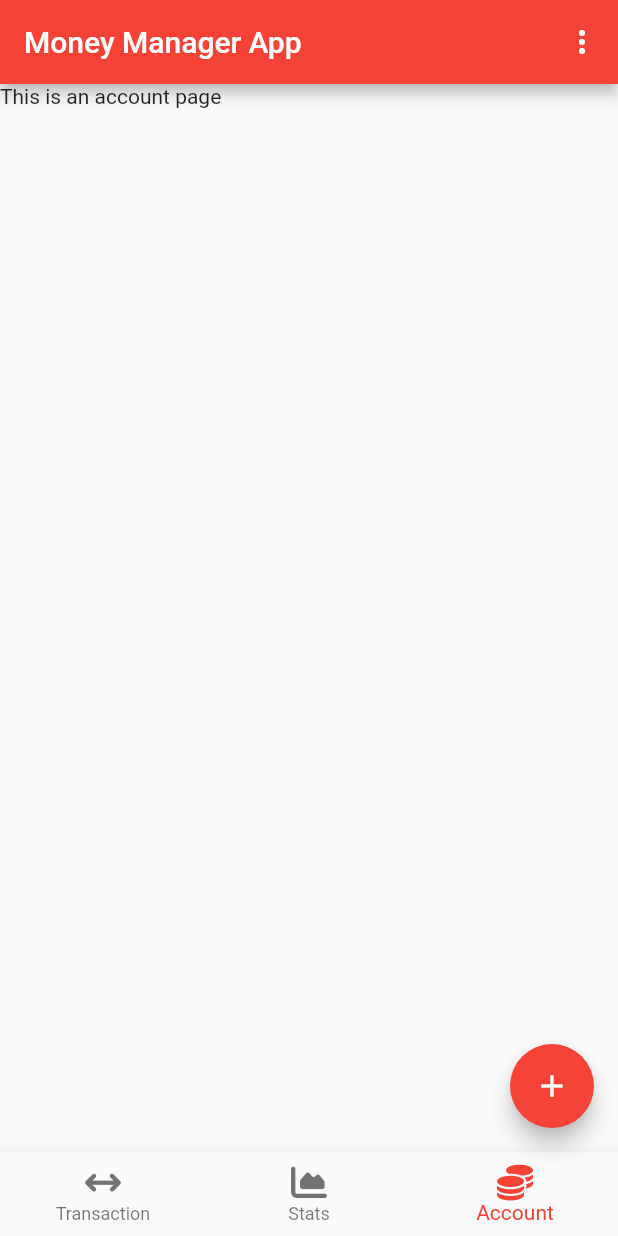
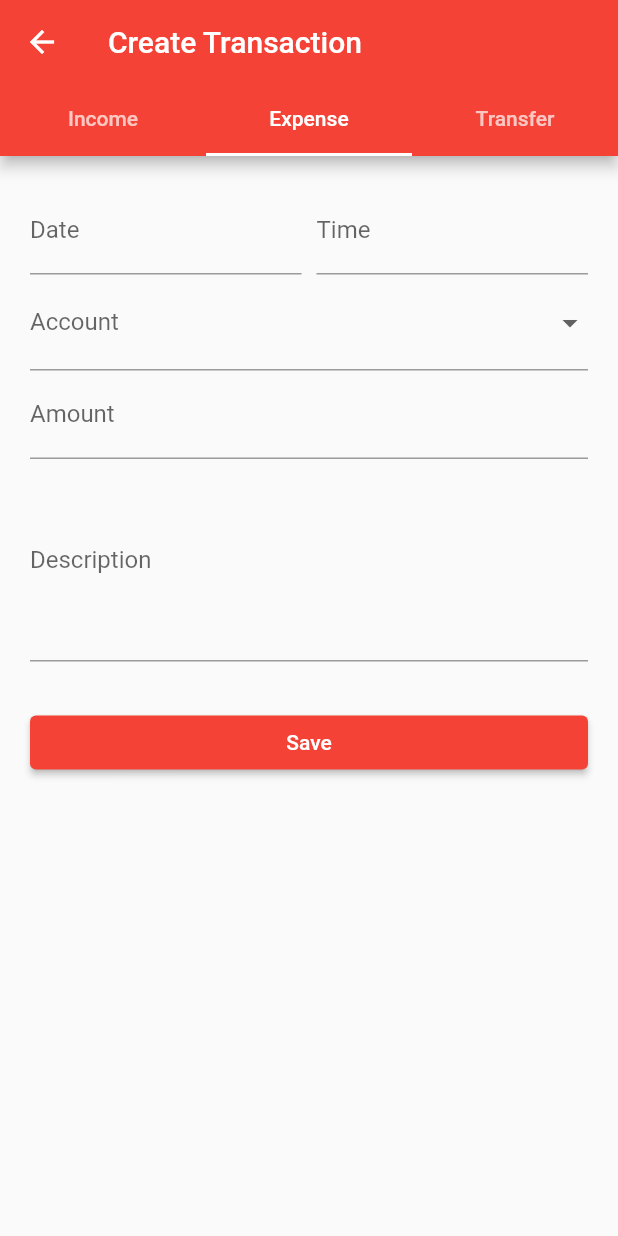
Before and after one commit to davidmahbubi/money-manager-mobile, a Flutter app: the screen it shows after launch, item 3 of the bottom bar chosen, after a tap on the "add" icon, on a phone screen of 412 x 824 dp. Run offline on Flutter 3.47's test engine with Material 2 defaults, Android fonts, the light colour scheme and no system bars; our stand-ins replace font_awesome_flutter.

Commit message:
Added create expense transcation page

```diff
--- /dev/null
+++ b/lib/components/create_expense.dart
@@ -0,0 +1,118 @@
+import 'package:flutter/material.dart';
+import 'package:intl/intl.dart';
+
+class CreateExpense extends StatefulWidget {
+  const CreateExpense({super.key});
+
+  @override
+  State<CreateExpense> createState() => _CreateExpenseState();
+}
+
+class _CreateExpenseState extends State<CreateExpense> {
+  final List<Map> accounts = [
+    {'value': 'food_and_drinks', 'label': 'Food & Drinks'},
+    {'value': 'transportation', 'label': 'Transportation'},
+  ];
+
+  final TextEditingController _date = TextEditingController();
+  final TextEditingController _time = TextEditingController();
+  String? _selectedAccount;
+
+  @override
+  Widget build(BuildContext context) {
+    return SingleChildScrollView(
+      child: Container(
+        padding: const EdgeInsets.only(left: 20, right: 20, top: 20),
+        child: Column(
+          children: <Widget>[
+            Row(
+              children: [
+                Flexible(
+                  child: Container(
+                    padding: const EdgeInsets.only(right: 5),
+                    child: TextField(
+                      controller: _date,
+                      decoration: const InputDecoration(label: Text('Date')),
+                      onTap: () {
+                        _selectDate(context);
+                      },
+                    ),
+                  ),
+                ),
+                Flexible(
+                  child: Container(
+                    padding: const EdgeInsets.only(left: 5),
+                    child: TextField(
+                      controller: _time,
+                      decoration: const InputDecoration(label: Text('Time')),
+                      onTap: () {
+                        _selectTime(context);
+                      },
+                    ),
+                  ),
+                )
+              ],
+            ),
+            DropdownButtonFormField(
+              decoration: const InputDecoration(label: Text('Account')),
+              items: accounts.map((Map account) {
+                return DropdownMenuItem(
+                  value: account['value'],
+                  child: Text(account['label']),
+                );
+              }).toList(),
+              onChanged: _onSelectorChanged,
+            ),
+            const TextField(
+              keyboardType: TextInputType.number,
+              decoration: InputDecoration(
+                label: Text('Amount'),
+              ),
+            ),
+            const TextField(
+              maxLines: 5,
+              decoration: InputDecoration(label: Text('Description')),
+            ),
+            const SizedBox(height: 30),
+            SizedBox(
+              width: double.infinity,
+              child: ElevatedButton(
+                onPressed: () {},
+                child: const Text('Save'),
+              ),
+            ),
+          ],
+        ),
+      ),
+    );
+  }
+
+  Future<void> _selectDate(BuildContext context) async {
+    DateTime? pickedDate = await showDatePicker(
+      context: context,
+      initialDate: DateTime.now(),
+      firstDate: DateTime(2015),
+      lastDate: DateTime(2050),
+    );
+    setState(() {
+      _date.text =
+          pickedDate == null ? '' : DateFormat('dd-MM-yyyy').format(pickedDate);
+    });
+  }
+
+  Future<void> _selectTime(BuildContext context) async {
+    TimeOfDay? pickedTime = await showTimePicker(
+      context: context,
+      initialTime: TimeOfDay.now(),
+    );
+    setState(() {
+      _time.text = pickedTime == null ? '' : pickedTime.format(context);
+    });
+  }
+
+  void _onSelectorChanged(dynamic value) {
+    setState(() {
+      _selectedAccount = value;
+    });
+  }
+}
--- /dev/null
+++ b/lib/pages/create_transaction.dart
@@ -0,0 +1,38 @@
+import 'package:flutter/material.dart';
+import 'package:money_manager_mobile/components/create_expense.dart';
+
+class CreateTransaction extends StatefulWidget {
+  const CreateTransaction({Key? key}) : super(key: key);
+
+  @override
+  State<CreateTransaction> createState() => CreateTransactionState();
+}
+
+class CreateTransactionState extends State<CreateTransaction> {
+  @override
+  Widget build(BuildContext context) {
+    return DefaultTabController(
+      length: 3,
+      initialIndex: 1,
+      child: Scaffold(
+        appBar: AppBar(
+          title: const Text('Create Transaction'),
+          bottom: const TabBar(
+            tabs: <Widget>[
+              Tab(text: 'Income'),
+              Tab(text: 'Expense'),
+              Tab(text: 'Transfer')
+            ],
+          ),
+        ),
+        body: const TabBarView(
+          children: <Widget>[
+            Text('Income Tab'),
+            CreateExpense(),
+            Text('Transfer Tab'),
+          ],
+        ),
+      ),
+    );
+  }
+}
--- a/lib/pages/main_page.dart
+++ b/lib/pages/main_page.dart
@@ -1,6 +1,7 @@
 import 'package:flutter/material.dart';
 import 'package:money_manager_mobile/components/bottom_navbar.dart';
 import 'package:money_manager_mobile/components/pages_list.dart';
+import 'package:money_manager_mobile/pages/create_transaction.dart';
 
 class MainPage extends StatefulWidget {
   final List<Map<String, dynamic>> pages = pagesList;
@@ -36,7 +37,14 @@ class _MainPageState extends State<MainPage> {
         currentIndex: selectedIndex,
       ),
       floatingActionButton: FloatingActionButton(
-        onPressed: () {},
+        onPressed: () {
+          Navigator.push(
+            context,
+            MaterialPageRoute(
+              builder: (BuildContext context) => const CreateTransaction(),
+            ),
+          );
+        },
         child: const Icon(Icons.add),
       ),
     );
```
Also changed, not shown: lib/components/create_income.dart (added), lib/components/create_transfer.dart (added).
